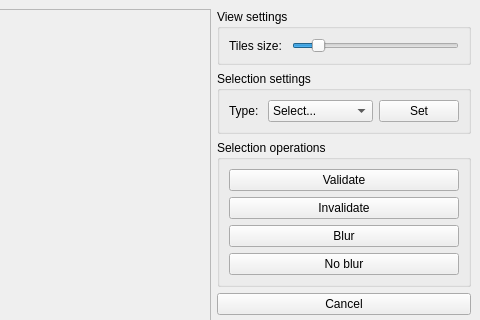
Above: batchview.ui from 3d4pi/yafdb-validator before the change; both pictures show x 573 to 1053 and y 0 to 320 of the 1053 by 452 pixel window. Below: the same form after it.
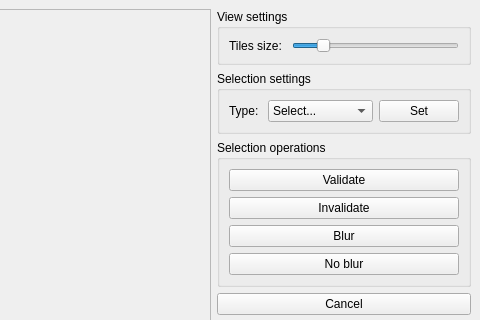
That is the form after the change. Icons and pictures are not drawn.

Patch:
```diff
--- a/batchview.ui
+++ b/batchview.ui
@@ -128,7 +128,7 @@
             <number>1024</number>
            </property>
            <property name="value">
-            <number>128</number>
+            <number>160</number>
            </property>
            <property name="orientation">
             <enum>Qt::Horizontal</enum>
```
